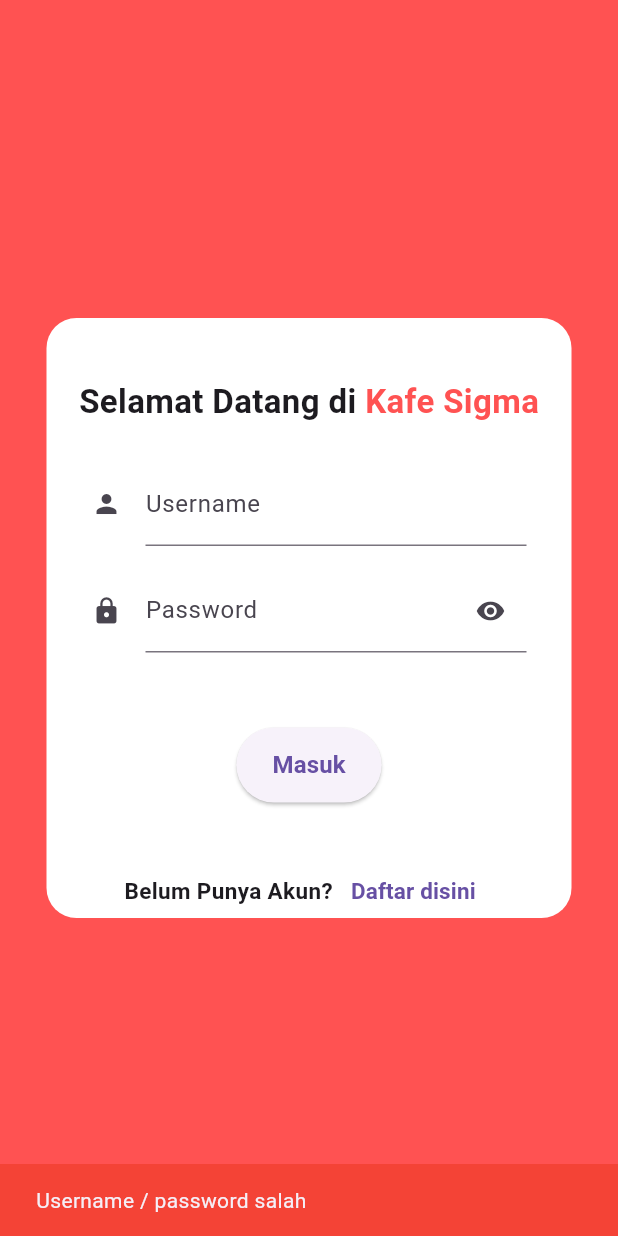
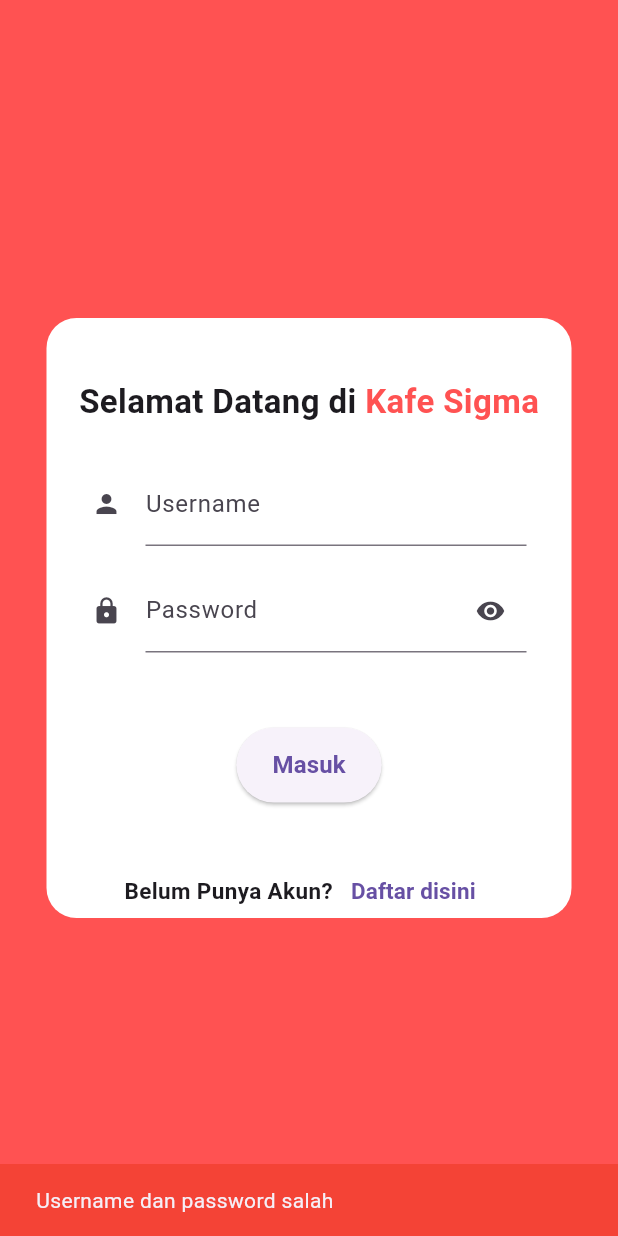
Before and after one commit to MerrrH1/uas_pm, a Flutter app: the screen it shows after launch, after a tap on "Masuk", on a phone screen of 412 x 824 dp. Run offline on Flutter 3.47's test engine with Material 3 defaults, Android fonts, the phone set to English and light mode, and no system bars.

Commit message:
perubahan login page

```diff
--- a/lib/login_page.dart
+++ b/lib/login_page.dart
@@ -10,11 +10,10 @@ class LoginPage extends StatefulWidget {
 }
 
 class _LoginPageState extends State<LoginPage> {
+  bool _obscureText = true;
+  bool isLoading = false;
   TextEditingController usernameController = TextEditingController();
   TextEditingController passwordController = TextEditingController();
-
-  bool isLoading = false;
-  bool _obscureText = true;
 
   @override
   Widget build(BuildContext context) {
@@ -54,6 +53,7 @@ class _LoginPageState extends State<LoginPage> {
                   child: Column(
                     children: [
                       TextField(
+                        controller: usernameController,
                         decoration: InputDecoration(
                           label: Text('Username'),
                           icon: Icon(Icons.person,
@@ -62,6 +62,7 @@ class _LoginPageState extends State<LoginPage> {
                       ),
                       SizedBox(height: 15,),
                       TextField(
+                        controller: passwordController,
                         obscureText: _obscureText,
                         decoration: InputDecoration(
                           label: Text('Password'),
@@ -83,11 +84,10 @@ class _LoginPageState extends State<LoginPage> {
                     ],
                   ),
                 ),
-                const SizedBox(height: 50,),
-
+                SizedBox(height: 50,),
                 ElevatedButton(
                   style: ElevatedButton.styleFrom(
-                      minimumSize: const Size(80, 50),
+                    minimumSize: Size(80, 50),
                   ),
                   onPressed: () {
                     setState(() {
@@ -113,7 +113,7 @@ class _LoginPageState extends State<LoginPage> {
                     else {
                       final snackBar = SnackBar(
                           backgroundColor: Colors.red,
-                          content: Text('Username / password salah')
+                          content: Text('Username dan password salah')
                       );
                       ScaffoldMessenger.of(context).showSnackBar(snackBar);
                     }
@@ -122,9 +122,8 @@ class _LoginPageState extends State<LoginPage> {
                     style: TextStyle(
                         fontWeight: FontWeight.bold,
                         fontSize: 16
-                    )),
+                    ),),
                 ),
-
                 SizedBox(height: 35,),
                 Row(
                   mainAxisAlignment: MainAxisAlignment.center,
@@ -141,7 +140,6 @@ class _LoginPageState extends State<LoginPage> {
                               MaterialPageRoute(builder: (context) => RegisterPage())
                           );
                         },
-
                         child: Text('Daftar disini',
                           style: TextStyle(
                             fontSize: 15,
--- a/pubspec.yaml
+++ b/pubspec.yaml
@@ -64,6 +64,8 @@ flutter:
   #   - images/a_dot_ham.jpeg
   assets:
     - images/nasi_goreng.jpeg
+    - images/mie_ayam.jpeg
+    - images/soto_ayam.jpeg
 
   # An image asset can refer to one or more resolution-specific "variants", see
   # https://flutter.dev/assets-and-images/#resolution-aware
```
Also changed, not shown: lib/home_page.dart (+41 -31 lines), images/mie_ayam.jpeg (added), images/soto_ayam.jpeg (added), pubspec.lock.
